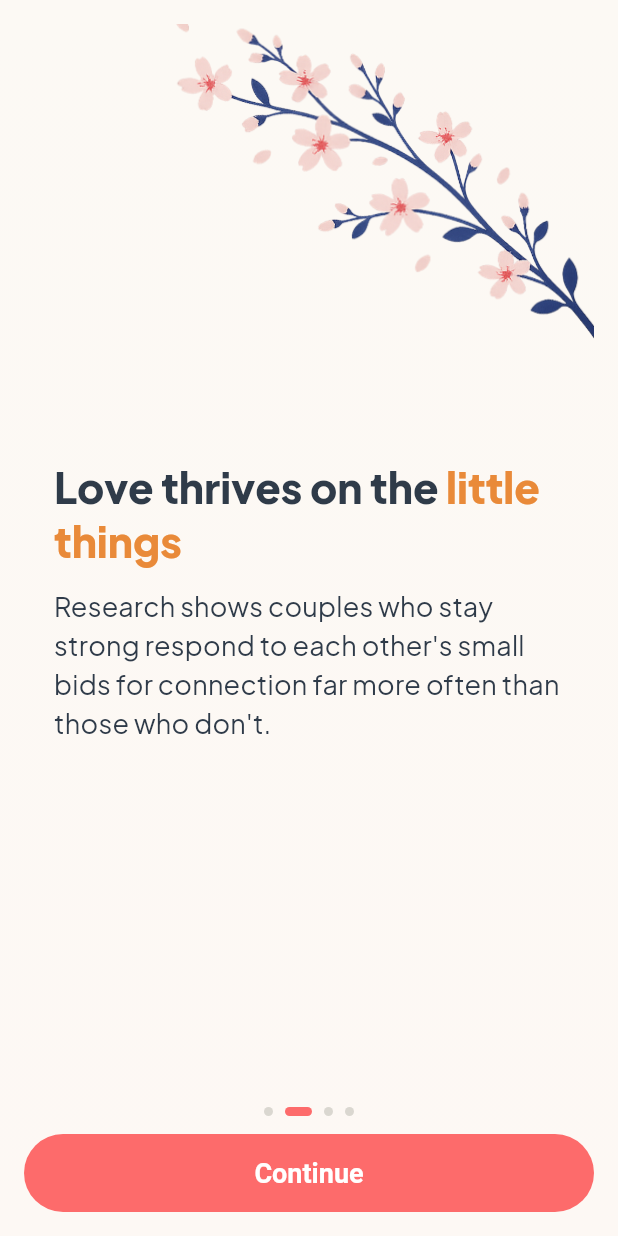
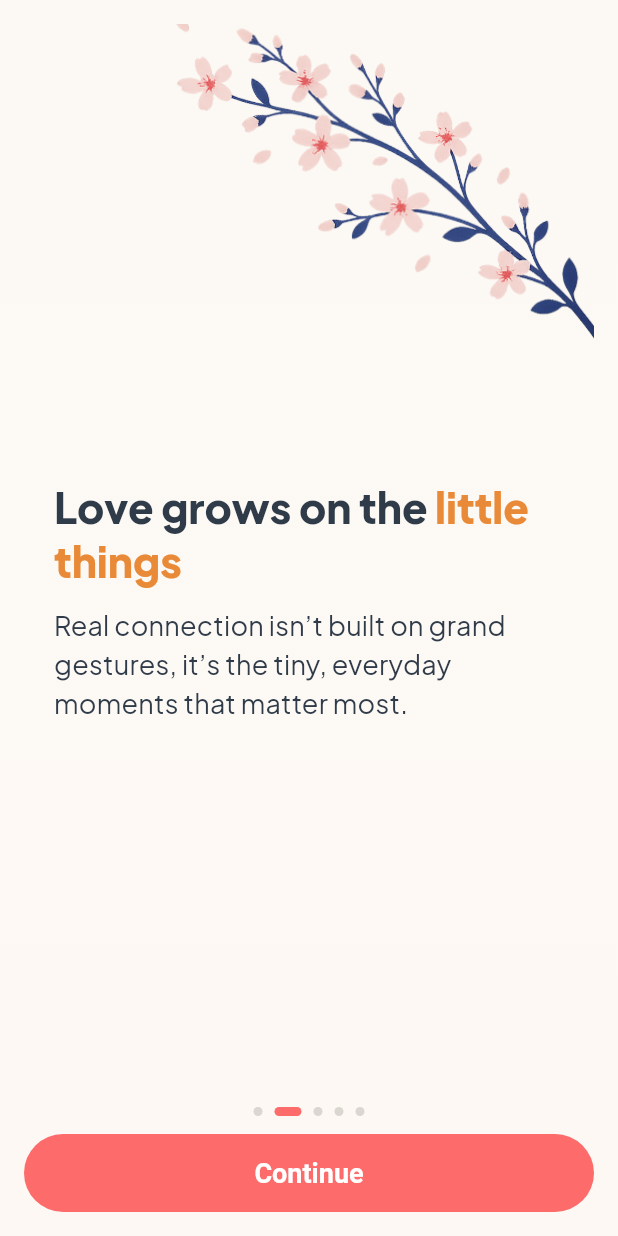
Before and after one commit to miedo007/LittleActs, a Flutter app: the screen it shows after launch, after a tap on "Start", on a phone screen of 412 x 824 dp. Run offline on Flutter 3.47's test engine with Material 3 defaults, Android fonts, the phone set to English and light mode, and no system bars; our stand-ins replace flutter_local_notifications, flutter_riverpod, go_router, google_fonts, image_picker, in_app_purchase and 2 more.

Commit message:
icon and polished onboarding

```diff
--- a/lib/features/onboarding/onboarding_screen.dart
+++ b/lib/features/onboarding/onboarding_screen.dart
@@ -14,6 +14,7 @@ class OnboardingScreen extends ConsumerStatefulWidget {
 }
 
 class _OnboardingScreenState extends ConsumerState<OnboardingScreen> {
+  static const int _totalPages = 5;
   final PageController _controller = PageController();
   int _index = 0;
   @override
@@ -28,7 +29,7 @@ class _OnboardingScreenState extends ConsumerState<OnboardingScreen> {
   }
 
   void _next() {
-    if (_index < 3) {
+    if (_index < _totalPages - 1) {
       _controller.nextPage(duration: const Duration(milliseconds: 260), curve: Curves.easeOut);
     }
   }
@@ -42,7 +43,7 @@ class _OnboardingScreenState extends ConsumerState<OnboardingScreen> {
   @override
   Widget build(BuildContext context) {
     final buttonLabel =
-        _index == 0 ? 'Start' : (_index < 3 ? 'Continue' : 'Get Started');
+        _index == 0 ? 'Start' : (_index < _totalPages - 1 ? 'Continue' : 'Get Started');
     return Scaffold(
       body: Stack(
         children: [
@@ -70,28 +71,40 @@ class _OnboardingScreenState extends ConsumerState<OnboardingScreen> {
                       children: [
                         const _SplashPage(),
                         _PerkPage(
-                          title: 'Love thrives on the little things',
-                          subtitle: "Research shows couples who stay strong respond to each other's small bids for connection far more often than those who don't.",
+                          title: 'Love grows on the little things',
+                          subtitle:
+                              "Real connection isn’t built on grand gestures, it’s the tiny, everyday moments that matter most.",
                           icon: Icons.favorite_rounded,
-                          titleWeight: FontWeight.w800,
+                          titleWeight: FontWeight.w900,
                           highlightSubphrase: 'little things',
                           highlightColor: const Color(0xFFE98A39),
                         ),
                         _PerkPage(
-                          title: 'Life gets loud. Love gets crowded out.',
-                          subtitle: 'We forget dates. We miss chances. Not because we don\'t care — because our brains are full.',
+                          title: 'Life gets loud. Love gets lost in the noise.',
+                          subtitle:
+                              'We forget dates and miss chances, not because we don’t care, but because our minds are full.',
                           icon: Icons.cake_rounded,
                           titleWeight: FontWeight.w900,
-                          highlightSubphrase: 'Love gets crowded out.',
+                          highlightSubphrase: 'Life gets loud.',
                           highlightColor: const Color(0xFFDD5A54),
                         ),
                         _PerkPage(
                           title: 'Small acts, repeated, change everything.',
-                          subtitle: 'Tiny kindnesses boost happiness for both giver and receiver and most of us underestimate their impact.',
+                          subtitle:
+                              'Tiny kindnesses boost happiness for both giver and receiver—and most of us underestimate their impact.',
                           icon: Icons.auto_graph_rounded,
                           titleWeight: FontWeight.w900,
                           highlightSubphrase: 'change everything',
-                          highlightColor: Theme.of(context).colorScheme.primary,
+                          highlightColor: const Color(0xFF0B6B4B),
+                        ),
+                        _PerkPage(
+                          title: 'One thoughtful act, every week, done for you.',
+                          subtitle:
+                              'Personalized gestures, gentle reminders, and shared moments to keep your love effortless.',
+                          icon: Icons.auto_awesome_rounded,
+                          titleWeight: FontWeight.w900,
+                          highlightSubphrase: 'every week',
+                          highlightColor: const Color(0xFF2D7BE0),
                         ),
                       ],
                     ),
@@ -99,7 +112,7 @@ class _OnboardingScreenState extends ConsumerState<OnboardingScreen> {
                 ),
               ),
               const SizedBox(height: 12),
-              _Dots(index: _index, count: 4, activeColor: AppColors.button),
+              _Dots(index: _index, count: _totalPages, activeColor: AppColors.button),
               const SizedBox(height: 12),
               Row(children: [
                 Expanded(
@@ -110,7 +123,7 @@ class _OnboardingScreenState extends ConsumerState<OnboardingScreen> {
                       backgroundColor: AppColors.button,
                       textStyle: const TextStyle(fontWeight: FontWeight.w700, fontSize: 18),
                     ),
-                    onPressed: _index < 3
+                    onPressed: _index < _totalPages - 1
                         ? () {
                             HapticFeedback.mediumImpact();
                             _next();
```
Also changed, not shown: assets/icon.jpg (added), 20 other files.
